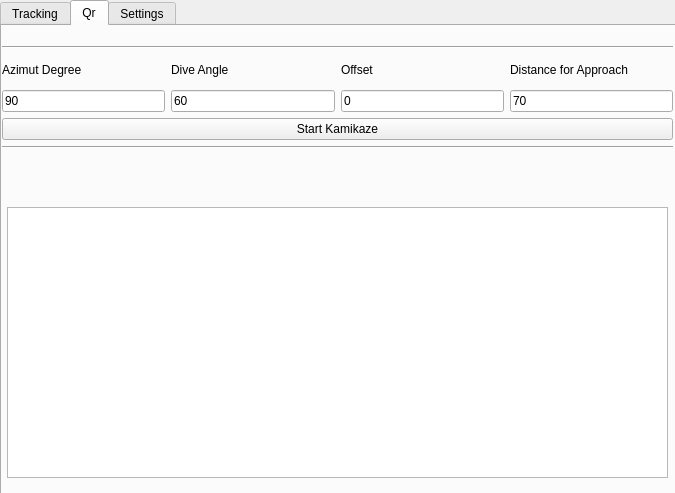
First picture: the form in template_gui_package/include/template_gui_package/savasan_gui.ui, repository Anatolia-Aero-Design/savasan, before the edit.
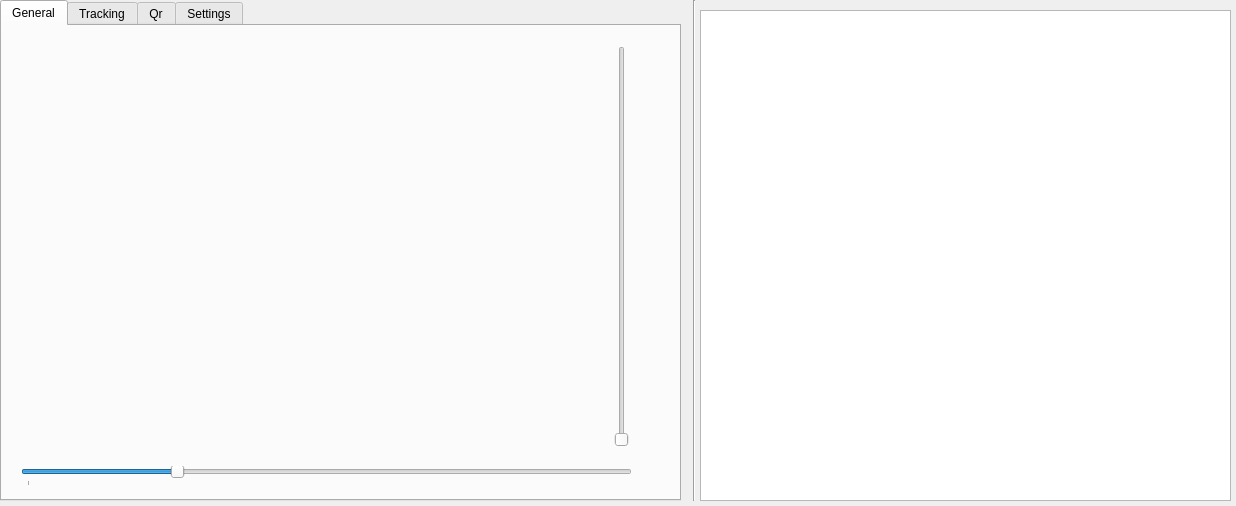
Second picture: the form after the edit.

Diff of the .ui file:
```diff
--- a/template_gui_package/include/template_gui_package/savasan_gui.ui
+++ b/template_gui_package/include/template_gui_package/savasan_gui.ui
@@ -6,8 +6,8 @@
    <rect>
     <x>0</x>
     <y>0</y>
-    <width>675</width>
-    <height>493</height>
+    <width>1236</width>
+    <height>506</height>
    </rect>
   </property>
   <property name="windowTitle">
@@ -26,8 +26,57 @@
     <string>&lt;html&gt;&lt;head/&gt;&lt;body&gt;&lt;p&gt;Tracking&lt;/p&gt;&lt;/body&gt;&lt;/html&gt;</string>
    </property>
    <property name="currentIndex">
-    <number>1</number>
+    <number>0</number>
    </property>
+   <widget class="QWidget" name="tab">
+    <attribute name="title">
+     <string>General</string>
+    </attribute>
+    <widget class="QSlider" name="horizontalSlider">
+     <property name="geometry">
+      <rect>
+       <x>19</x>
+       <y>440</y>
+       <width>611</width>
+       <height>20</height>
+      </rect>
+     </property>
+     <property name="minimum">
+      <number>14</number>
+     </property>
+     <property name="maximum">
+      <number>22</number>
+     </property>
+     <property name="value">
+      <number>16</number>
+     </property>
+     <property name="tracking">
+      <bool>false</bool>
+     </property>
+     <property name="orientation">
+      <enum>Qt::Horizontal</enum>
+     </property>
+     <property name="tickPosition">
+      <enum>QSlider::TicksBelow</enum>
+     </property>
+     <property name="tickInterval">
+      <number>20</number>
+     </property>
+    </widget>
+    <widget class="QSlider" name="verticalSlider">
+     <property name="geometry">
+      <rect>
+       <x>610</x>
+       <y>20</y>
+       <width>20</width>
+       <height>401</height>
+      </rect>
+     </property>
+     <property name="orientation">
+      <enum>Qt::Vertical</enum>
+     </property>
+    </widget>
+   </widget>
    <widget class="QWidget" name="Tracking">
     <property name="accessibleName">
      <string>Tracking</string>
@@ -199,6 +248,32 @@
     </attribute>
    </widget>
   </widget>
+  <widget class="Line" name="line_3">
+   <property name="geometry">
+    <rect>
+     <x>669</x>
+     <y>0</y>
+     <width>51</width>
+     <height>501</height>
+    </rect>
+   </property>
+   <property name="orientation">
+    <enum>Qt::Vertical</enum>
+   </property>
+  </widget>
+  <widget class="QTextBrowser" name="general_log">
+   <property name="geometry">
+    <rect>
+     <x>700</x>
+     <y>10</y>
+     <width>531</width>
+     <height>491</height>
+    </rect>
+   </property>
+   <property name="mouseTracking">
+    <bool>false</bool>
+   </property>
+  </widget>
  </widget>
  <resources/>
  <connections/>
```
Left out of the diff: 2 changed lines with no effect on the pictures.
